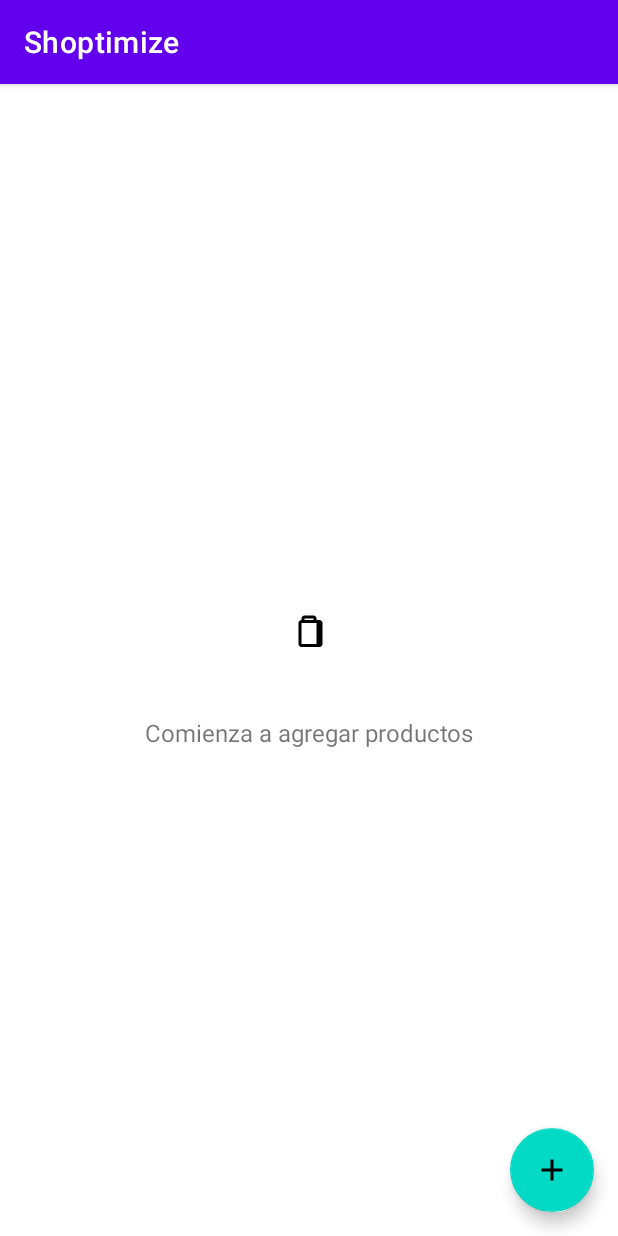
After one commit to Tyrf1ng/Proyecto-Final-Kotlin, an Android app: the fragment ListaDetalleFragment shown on its own in the app's theme, on a phone screen of 412 x 824 dp. The commit adds this screen. Run offline under Robolectric (Android 15) with nearby library versions, the phone set to English and light mode, and no system bars.

Commit message:
ADD Funcionalidad para ver detalle de la lista, esperar mergue de cristox

```diff
--- a/app/src/main/java/com/example/shoptimize/data/entities/ListaDeCompras.kt
+++ b/app/src/main/java/com/example/shoptimize/data/entities/ListaDeCompras.kt
@@ -4,6 +4,8 @@ import androidx.room.ColumnInfo
 import androidx.room.Entity
 import androidx.room.PrimaryKey
 import androidx.room.ForeignKey
+import com.example.shoptimize.data.Producto
+
 @Entity(
     tableName = "lista_de_compras",
     foreignKeys = [
--- a/app/src/main/java/com/example/shoptimize/data/relations/ListaConProductos.kt
+++ b/app/src/main/java/com/example/shoptimize/data/relations/ListaConProductos.kt
@@ -3,7 +3,7 @@ package com.example.shoptimize.data.relations
 import androidx.room.Embedded
 import androidx.room.Relation
 import com.example.shoptimize.data.entities.ListaDeCompras
-import com.example.shoptimize.data.entities.Producto
+import com.example.shoptimize.data.Producto
 
 data class ListaConProductos(
     @Embedded val lista: ListaDeCompras,
--- /dev/null
+++ b/app/src/main/java/com/example/shoptimize/ui/detalle/ListaDetalleFragment.kt
@@ -0,0 +1,79 @@
+package com.example.shoptimize.ui.detalle
+
+import android.os.Bundle
+import android.view.LayoutInflater
+import android.view.View
+import android.view.ViewGroup
+import android.widget.ImageView
+import android.widget.TextView
+import androidx.fragment.app.Fragment
+import androidx.lifecycle.ViewModelProvider
+import androidx.recyclerview.widget.DiffUtil
+import androidx.recyclerview.widget.ListAdapter
+import androidx.recyclerview.widget.RecyclerView
+import com.example.shoptimize.R
+import com.example.shoptimize.data.Producto
+import com.example.shoptimize.databinding.FragmentListaDetalleBinding
+import com.example.shoptimize.databinding.ItemProductoBinding
+
+class ListaDetalleFragment : Fragment() {
+
+    private var _binding: FragmentListaDetalleBinding? = null
+    private val binding get() = _binding!!
+    private var listaIndex: Int = 0
+
+    override fun onCreateView(
+        inflater: LayoutInflater,
+        container: ViewGroup?,
+        savedInstanceState: Bundle?
+    ): View {
+        _binding = FragmentListaDetalleBinding.inflate(inflater, container, false)
+        val root: View = binding.root
+
+        listaIndex = arguments?.getInt("listaIndex") ?: 0
+
+        val adapter = ProductoAdapter()
+        binding.recyclerviewProductos.adapter = adapter
+
+        binding.fabAddProducto.setOnClickListener {
+        }
+
+        return root
+    }
+
+    override fun onDestroyView() {
+        super.onDestroyView()
+        _binding = null
+    }
+
+    class ProductoAdapter :
+        ListAdapter<Producto, ProductoViewHolder>(object : DiffUtil.ItemCallback<Producto>() {
+
+            override fun areItemsTheSame(oldItem: Producto, newItem: Producto): Boolean =
+                oldItem.nombre == newItem.nombre
+
+            override fun areContentsTheSame(oldItem: Producto, newItem: Producto): Boolean =
+                oldItem == newItem
+        }) {
+
+        override fun onCreateViewHolder(parent: ViewGroup, viewType: Int): ProductoViewHolder {
+            val view = LayoutInflater.from(parent.context).inflate(R.layout.item_producto, parent, false)
+            return ProductoViewHolder(ItemProductoBinding.bind(view))
+        }
+
+        override fun onBindViewHolder(holder: ProductoViewHolder, position: Int) {
+            val producto = getItem(position)
+            holder.nombre.text = producto.nombre
+            holder.precio.text = "\$${producto.precio}"
+            holder.categoria.text = producto.categoria
+        }
+    }
+
+    class ProductoViewHolder(binding: ItemProductoBinding) :
+        RecyclerView.ViewHolder(binding.root) {
+
+        val nombre: TextView = binding.textProductoNombre
+        val precio: TextView = binding.textProductoPrecio
+        val categoria: TextView = binding.textProductoCategoria
+    }
+}
--- /dev/null
+++ b/app/src/main/res/drawable/ic_shopping_bag.xml
@@ -0,0 +1,10 @@
+<?xml version="1.0" encoding="utf-8"?>
+<vector xmlns:android="http://schemas.android.com/apk/res/android"
+    android:width="24dp"
+    android:height="24dp"
+    android:viewportWidth="24"
+    android:viewportHeight="24">
+    <path
+        android:fillColor="#000000"
+        android:pathData="M7,4V3c0,-1.1 0.9,-2 2,-2h6c1.1,0 2,0.9 2,2v1h2c1.1,0 2,0.9 2,2v14c0,1.1 -0.9,2 -2,2H7c-1.1,0 -2,-0.9 -2,-2V6c0,-1.1 0.9,-2 2,-2h2zM9,4h6V3H9V4zM7,6v14h10V6H7z"/>
+</vector>
--- /dev/null
+++ b/app/src/main/res/layout/fragment_lista_detalle.xml
@@ -0,0 +1,58 @@
+<?xml version="1.0" encoding="utf-8"?>
+<androidx.constraintlayout.widget.ConstraintLayout xmlns:android="http://schemas.android.com/apk/res/android"
+    xmlns:app="http://schemas.android.com/apk/res-auto"
+    xmlns:tools="http://schemas.android.com/tools"
+    android:layout_width="match_parent"
+    android:layout_height="match_parent"
+    tools:context=".ui.reflow.ReflowFragment">
+
+    <androidx.recyclerview.widget.RecyclerView
+        android:id="@+id/recyclerview_productos"
+        android:layout_width="0dp"
+        android:layout_height="0dp"
+        app:layoutManager="LinearLayoutManager"
+        app:layout_constraintTop_toTopOf="parent"
+        app:layout_constraintBottom_toBottomOf="parent"
+        app:layout_constraintStart_toStartOf="parent"
+        app:layout_constraintEnd_toEndOf="parent" />
+
+    <LinearLayout
+        android:id="@+id/empty_state"
+        android:layout_width="wrap_content"
+        android:layout_height="wrap_content"
+        android:orientation="vertical"
+        android:gravity="center"
+        app:layout_constraintTop_toTopOf="parent"
+        app:layout_constraintBottom_toBottomOf="parent"
+        app:layout_constraintStart_toStartOf="parent"
+        app:layout_constraintEnd_toEndOf="parent">
+
+        <ImageView
+            android:id="@+id/icon_empty"
+            android:layout_width="80dp"
+            android:layout_height="80dp"
+            android:contentDescription="Bolsa vacía"
+            android:scaleType="centerInside"
+            android:src="@drawable/ic_shopping_bag" />
+
+        <TextView
+            android:id="@+id/text_empty"
+            android:layout_width="wrap_content"
+            android:layout_height="wrap_content"
+            android:text="Comienza a agregar productos"
+            android:textSize="16sp"
+            android:layout_marginTop="16dp" />
+
+    </LinearLayout>
+
+    <com.google.android.material.floatingactionbutton.FloatingActionButton
+        android:id="@+id/fab_add_producto"
+        android:layout_width="wrap_content"
+        android:layout_height="wrap_content"
+        android:contentDescription="Agregar producto"
+        app:srcCompat="@drawable/ic_add"
+        app:layout_constraintBottom_toBottomOf="parent"
+        app:layout_constraintEnd_toEndOf="parent"
+        android:layout_margin="16dp" />
+
+</androidx.constraintlayout.widget.ConstraintLayout>
```
Also changed, not shown: app/src/main/java/com/example/shoptimize/ui/transform/TransformFragment.kt (+16 -0 lines), app/src/main/res/drawable/ic_delete.xml (added, +10 -0 lines), app/src/main/res/drawable/ic_nav_back.xml (added, +10 -0 lines), app/src/main/res/layout/item_producto.xml (added, +51 -0 lines), app/src/main/res/navigation/mobile_navigation.xml (+16 -1 lines).
